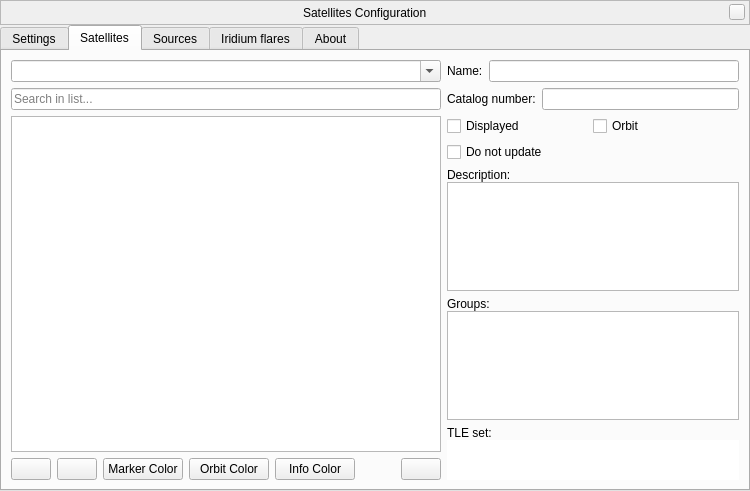
The window that plugins/Satellites/src/gui/satellitesDialog.ui (519984307/stellarium_src) describes before a commit, drawn with Qt 5.
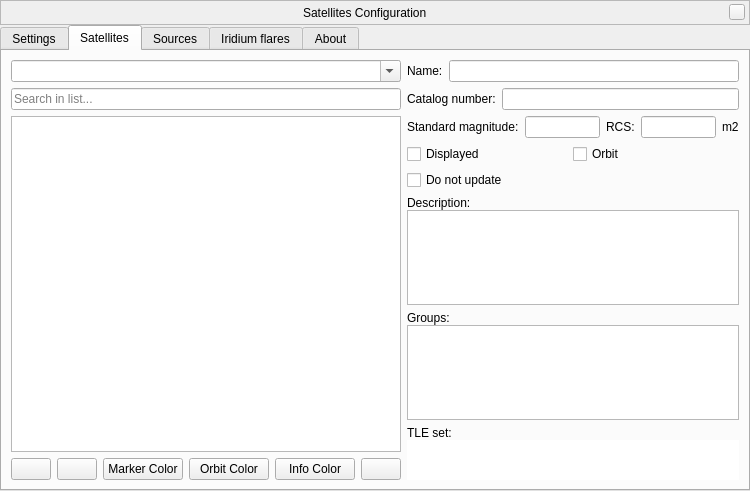
The same window after the commit. The open tabs and pages were chosen to show the change. Icons and pictures are not drawn. Custom widgets are drawn as their Qt base class.

Commit message: Added show standard magnitude and RCS info for satellites in the GUI

Diff of the .ui file:
```diff
--- a/plugins/Satellites/src/gui/satellitesDialog.ui
+++ b/plugins/Satellites/src/gui/satellitesDialog.ui
@@ -757,6 +757,54 @@
            </item>
           </layout>
          </item>
+         <item>
+          <layout class="QHBoxLayout" name="horizontalLayout_8">
+           <item>
+            <widget class="QLabel" name="labelStdMagnitude">
+             <property name="text">
+              <string>Standard magnitude:</string>
+             </property>
+            </widget>
+           </item>
+           <item>
+            <widget class="QLineEdit" name="stdMagnitudeLineEdit">
+             <property name="alignment">
+              <set>Qt::AlignRight|Qt::AlignTrailing|Qt::AlignVCenter</set>
+             </property>
+             <property name="readOnly">
+              <bool>true</bool>
+             </property>
+            </widget>
+           </item>
+           <item>
+            <widget class="QLabel" name="labelRCS">
+             <property name="toolTip">
+              <string>Radar cross-section (RCS) value</string>
+             </property>
+             <property name="text">
+              <string>RCS:</string>
+             </property>
+            </widget>
+           </item>
+           <item>
+            <widget class="QLineEdit" name="rcsLineEdit">
+             <property name="alignment">
+              <set>Qt::AlignRight|Qt::AlignTrailing|Qt::AlignVCenter</set>
+             </property>
+             <property name="readOnly">
+              <bool>true</bool>
+             </property>
+            </widget>
+           </item>
+           <item>
+            <widget class="QLabel" name="labelSqMeters">
+             <property name="text">
+              <string notr="true">m2</string>
+             </property>
+            </widget>
+           </item>
+          </layout>
+         </item>
          <item>
           <layout class="QGridLayout" name="gridLayout_5">
            <property name="horizontalSpacing">
```
The commit also changes 4 other files.
